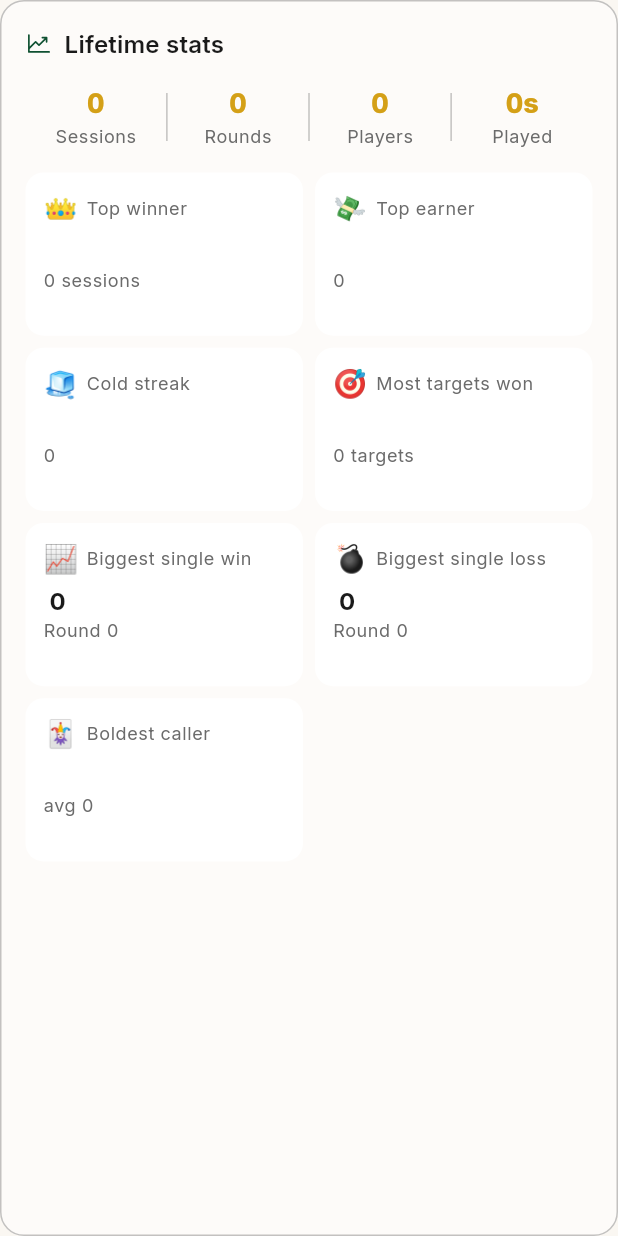
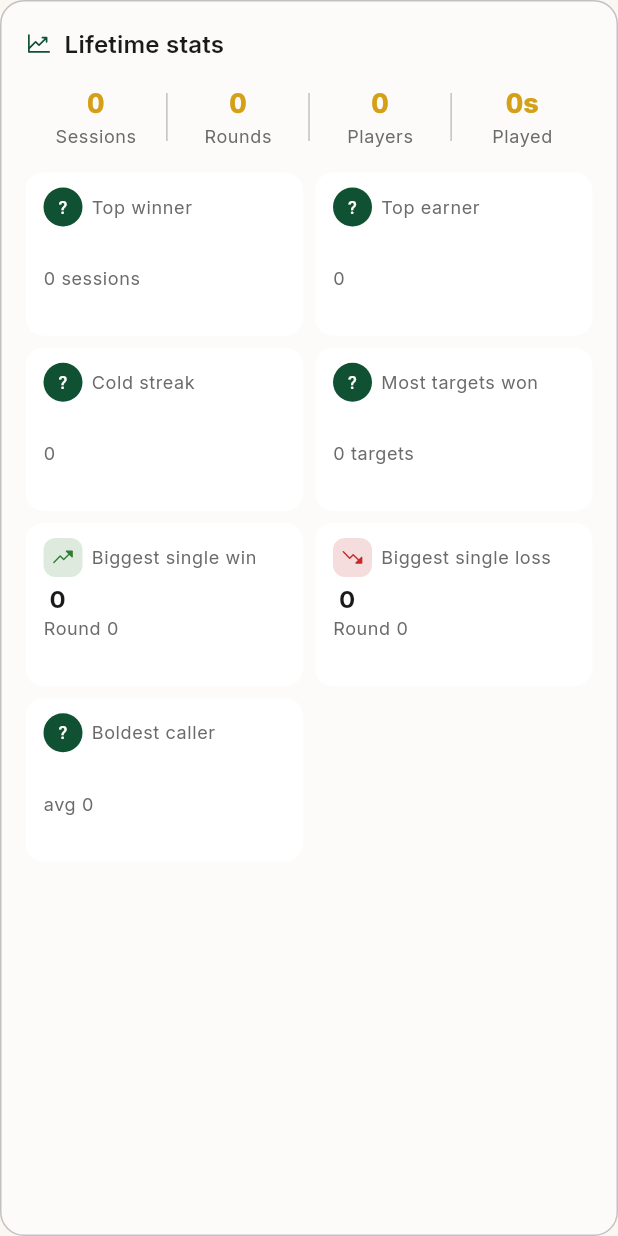
Before and after one commit to appstonelabgit/black-queen-scorer, a Flutter app: the _LifetimeStatsBlock widget shown alone on an empty page, opened directly with empty values, on a phone screen of 412 x 824 dp. Run offline on Flutter 3.47's test engine with Material 3 defaults, Android fonts, the phone set to English and light mode, and no system bars; our stand-ins replace app_links, firebase_auth, firebase_core, firebase_database, flutter_riverpod, go_router and 7 more; missing offline and left inert: apsl_ads; accounts and stored records are empty; network calls fail.

Commit message:
feat(stats): brand-consistent stat cards — Phosphor icons + avatars
Replace the off-brand emoji on every stat card with gold-tinted Phosphor
icons, add the player's colored avatar to player-named cards, and tint
win/loss cards with the semantic success/danger colors. StatsCard now
also supports an optional onTap (with chevron + Semantics) for the
upcoming per-player drill-down.

Co-Authored-By: Claude Opus 4.8 (1M context) <noreply@anthropic.com>

```diff
--- a/lib/features/history/history_screen.dart
+++ b/lib/features/history/history_screen.dart
@@ -251,44 +251,55 @@ class _LifetimeStatsBlock extends StatelessWidget {
     final text = Theme.of(context).textTheme;
     final cards = <Widget>[];
 
+    final scheme0 = Theme.of(context).colorScheme;
+    final danger = dangerColor(scheme0.brightness);
+    final success = successColor(scheme0.brightness);
+
     if (stats.mostSessionsWon != null) {
       final count = stats.mostSessionsWon!.wins;
       cards.add(StatsCard(
-        emoji: '👑',
+        icon: PhosphorIconsFill.crown,
         title: 'Top winner',
         value: stats.mostSessionsWon!.name,
+        avatarName: stats.mostSessionsWon!.name,
         subtitle: '$count session${count == 1 ? '' : 's'}',
       ));
     }
     if (stats.topEarner != null) {
       cards.add(StatsCard(
-        emoji: '💸',
+        icon: PhosphorIconsFill.coins,
         title: 'Top earner',
         value: stats.topEarner!.name,
+        avatarName: stats.topEarner!.name,
+        accent: success,
         subtitle: formatScore(stats.topEarner!.total),
       ));
     }
     if (stats.biggestLoser != null) {
       cards.add(StatsCard(
-        emoji: '🧊',
+        icon: PhosphorIconsFill.snowflake,
         title: 'Cold streak',
         value: stats.biggestLoser!.name,
+        avatarName: stats.biggestLoser!.name,
+        accent: danger,
         subtitle: formatScore(stats.biggestLoser!.total),
       ));
     }
     if (stats.mostBidsWon != null) {
       final count = stats.mostBidsWon!.count;
       cards.add(StatsCard(
-        emoji: '🎯',
+        icon: PhosphorIconsFill.target,
         title: 'Most targets won',
         value: stats.mostBidsWon!.name,
+        avatarName: stats.mostBidsWon!.name,
         subtitle: '$count ${count == 1 ? 'target' : 'targets'}',
       ));
     }
     if (stats.biggestSingleGain != null) {
       cards.add(StatsCard(
-        emoji: '📈',
+        icon: PhosphorIconsFill.trendUp,
         title: 'Biggest single win',
+        accent: success,
         value:
             '${stats.biggestSingleGain!.name} ${formatScore(stats.biggestSingleGain!.amount)}',
         subtitle: 'Round ${stats.biggestSingleGain!.round}',
@@ -296,8 +307,9 @@ class _LifetimeStatsBlock extends StatelessWidget {
     }
     if (stats.biggestSingleLoss != null) {
       cards.add(StatsCard(
-        emoji: '💣',
+        icon: PhosphorIconsFill.trendDown,
         title: 'Biggest single loss',
+        accent: danger,
         value:
             '${stats.biggestSingleLoss!.name} ${formatScore(stats.biggestSingleLoss!.amount)}',
         subtitle: 'Round ${stats.biggestSingleLoss!.round}',
@@ -305,9 +317,10 @@ class _LifetimeStatsBlock extends StatelessWidget {
     }
     if (stats.boldestBidder != null) {
       cards.add(StatsCard(
-        emoji: '🃏',
+        icon: PhosphorIconsFill.cardsThree,
         title: 'Boldest caller',
         value: stats.boldestBidder!.name,
+        avatarName: stats.boldestBidder!.name,
         subtitle: 'avg ${stats.boldestBidder!.avg.toStringAsFixed(0)}',
       ));
     }
--- a/lib/features/summary/summary_screen.dart
+++ b/lib/features/summary/summary_screen.dart
@@ -297,28 +297,34 @@ class _SummaryScreenState extends ConsumerState<SummaryScreen>
     // Lead with the headline achievements (target wins, streaks), then the
     // big single-round swings, with flavour stats last — so the grid scans
     // top-down from most to least useful.
+    final scheme = Theme.of(context).colorScheme;
+    final danger = dangerColor(scheme.brightness);
+    final success = successColor(scheme.brightness);
     final cards = <Widget>[];
     if (stats.mostBidsWon != null) {
       final count = stats.mostBidsWon!.count;
       cards.add(StatsCard(
-        emoji: '🎯',
+        icon: PhosphorIconsFill.target,
         title: 'Most targets won',
         value: stats.mostBidsWon!.name,
+        avatarName: stats.mostBidsWon!.name,
         subtitle: '$count ${count == 1 ? 'target' : 'targets'}',
       ));
     }
     if (stats.longestWinStreak != null) {
       cards.add(StatsCard(
-        emoji: '🔥',
+        icon: PhosphorIconsFill.flame,
         title: 'Longest win streak',
         value: stats.longestWinStreak!.name,
+        avatarName: stats.longestWinStreak!.name,
         subtitle: '${stats.longestWinStreak!.streak} in a row',
       ));
     }
     if (stats.biggestSingleGain != null) {
       cards.add(StatsCard(
-        emoji: '📈',
+        icon: PhosphorIconsFill.trendUp,
         title: 'Biggest single win',
+        accent: success,
         value:
             '${stats.biggestSingleGain!.name} ${formatScore(stats.biggestSingleGain!.amount)}',
         subtitle: 'Round ${stats.biggestSingleGain!.round}',
@@ -326,8 +332,9 @@ class _SummaryScreenState extends ConsumerState<SummaryScreen>
     }
     if (stats.biggestSingleLoss != null) {
       cards.add(StatsCard(
-        emoji: '💣',
+        icon: PhosphorIconsFill.trendDown,
         title: 'Biggest single loss',
+        accent: danger,
         value:
             '${stats.biggestSingleLoss!.name} ${formatScore(stats.biggestSingleLoss!.amount)}',
         subtitle: 'Round ${stats.biggestSingleLoss!.round}',
@@ -335,9 +342,10 @@ class _SummaryScreenState extends ConsumerState<SummaryScreen>
     }
     if (stats.boldestBidder != null) {
       cards.add(StatsCard(
-        emoji: '🃏',
+        icon: PhosphorIconsFill.cardsThree,
         title: 'Boldest caller',
         value: stats.boldestBidder!.name,
+        avatarName: stats.boldestBidder!.name,
         subtitle:
             'avg ${stats.boldestBidder!.avg.toStringAsFixed(0)}',
       ));
--- a/lib/features/summary/widgets/stats_card.dart
+++ b/lib/features/summary/widgets/stats_card.dart
@@ -1,29 +1,73 @@
 import 'package:flutter/material.dart';
+
 import '../../../core/theme/tokens.dart';
+import '../../../core/utils/formatters.dart';
+import '../../session_setup/widgets/player_chip.dart';
 
+/// A compact stat tile. Leads with either a player's colored avatar (when
+/// [avatarName] is set) or a brand-tinted Phosphor [icon]. Optionally tappable
+/// (e.g. to open a player's lifetime breakdown).
 class StatsCard extends StatelessWidget {
-  final String emoji;
+  final IconData icon;
   final String title;
   final String value;
   final String? subtitle;
+  final String? avatarName;
+  final Color? accent;
+  final VoidCallback? onTap;
+
   const StatsCard({
     super.key,
-    required this.emoji,
+    required this.icon,
     required this.title,
     required this.value,
     this.subtitle,
+    this.avatarName,
+    this.accent,
+    this.onTap,
   });
 
   @override
   Widget build(BuildContext context) {
     final scheme = Theme.of(context).colorScheme;
     final text = Theme.of(context).textTheme;
-    return Container(
+    final tint = accent ?? scheme.secondary;
+
+    final leading = avatarName != null
+        ? Container(
+            width: 26,
+            height: 26,
+            decoration: BoxDecoration(
+              color: playerColor(avatarName!, scheme.brightness),
+              shape: BoxShape.circle,
+            ),
+            alignment: Alignment.center,
+            child: Text(
+              playerInitial(avatarName!),
+              style: text.labelSmall
+                  ?.copyWith(color: Colors.white, fontSize: 12),
+            ),
+          )
+        : Container(
+            width: 26,
+            height: 26,
+            decoration: BoxDecoration(
+              color: tint.withValues(alpha: 0.16),
+              borderRadius: BorderRadius.circular(Radii.sm),
+            ),
+            alignment: Alignment.center,
+            child: Icon(icon, size: 15, color: tint),
+          );
+
+    final card = Container(
       padding: const EdgeInsets.symmetric(
           horizontal: Spacing.sm + 4, vertical: Spacing.sm + 2),
       decoration: BoxDecoration(
         color: scheme.surfaceContainerHighest,
         borderRadius: BorderRadius.circular(Radii.md),
+        border: onTap != null
+            ? Border.all(color: scheme.outlineVariant.withValues(alpha: 0.4))
+            : null,
       ),
       child: Column(
         crossAxisAlignment: CrossAxisAlignment.start,
@@ -31,7 +75,7 @@ class StatsCard extends StatelessWidget {
         children: [
           Row(
             children: [
-              Text(emoji, style: const TextStyle(fontSize: 18)),
+              leading,
               const SizedBox(width: Spacing.xs + 2),
               Expanded(
                 child: Text(
@@ -42,6 +86,9 @@ class StatsCard extends StatelessWidget {
                   overflow: TextOverflow.ellipsis,
                 ),
               ),
+              if (onTap != null)
+                Icon(Icons.chevron_right,
+                    size: 16, color: scheme.onSurfaceVariant),
             ],
           ),
           const SizedBox(height: Spacing.xs + 2),
@@ -66,5 +113,20 @@ class StatsCard extends StatelessWidget {
         ],
       ),
     );
+
+    if (onTap == null) return card;
+    return Semantics(
+      button: true,
+      label: '$title, $value${subtitle != null ? ', $subtitle' : ''}',
+      child: Material(
+        color: Colors.transparent,
+        borderRadius: BorderRadius.circular(Radii.md),
+        child: InkWell(
+          borderRadius: BorderRadius.circular(Radii.md),
+          onTap: onTap,
+          child: card,
+        ),
+      ),
+    );
   }
 }
```
